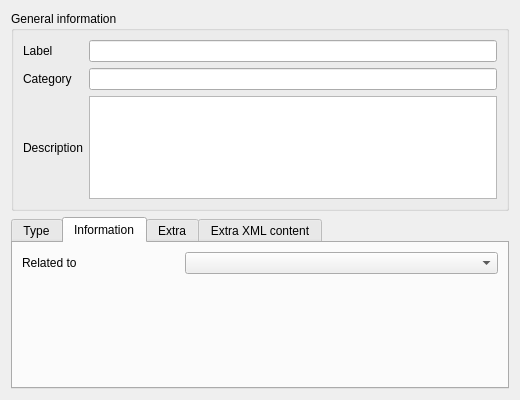
Above: plugins/alertplugin/alertitemeditorwidget.ui from FreeHealth/freehealth before the change. Below: the same form after it.
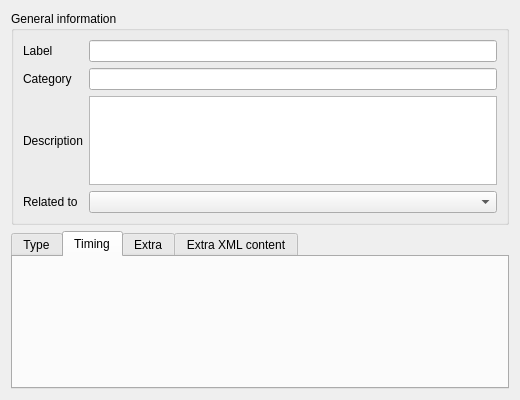
That is the form after the change. The open tabs and pages were chosen to show the change. Custom widgets are drawn as their Qt base class.

Patch:
```diff
--- a/plugins/alertplugin/alertitemeditorwidget.ui
+++ b/plugins/alertplugin/alertitemeditorwidget.ui
@@ -50,6 +50,16 @@
       <item row="2" column="1">
        <widget class="QTextEdit" name="alertDecsr"/>
       </item>
+      <item row="4" column="1">
+       <widget class="QComboBox" name="relatedTo"/>
+      </item>
+      <item row="4" column="0">
+       <widget class="QLabel" name="label_9">
+        <property name="text">
+         <string>Related to</string>
+        </property>
+       </widget>
+      </item>
      </layout>
     </widget>
    </item>
@@ -114,19 +124,9 @@
      </widget>
      <widget class="QWidget" name="tab_2">
       <attribute name="title">
-       <string>Information</string>
+       <string>Timing</string>
       </attribute>
       <layout class="QGridLayout" name="gridLayout_4">
-       <item row="0" column="0">
-        <widget class="QLabel" name="label_9">
-         <property name="text">
-          <string>Related to</string>
-         </property>
-        </widget>
-       </item>
-       <item row="0" column="1" colspan="2">
-        <widget class="QComboBox" name="relatedTo"/>
-       </item>
        <item row="1" column="0" colspan="3">
         <widget class="Alert::AlertItemTimingEditorWidget" name="timingEditor" native="true"/>
        </item>
```
Left out of the diff: 2 changed lines with no effect on the pictures.
